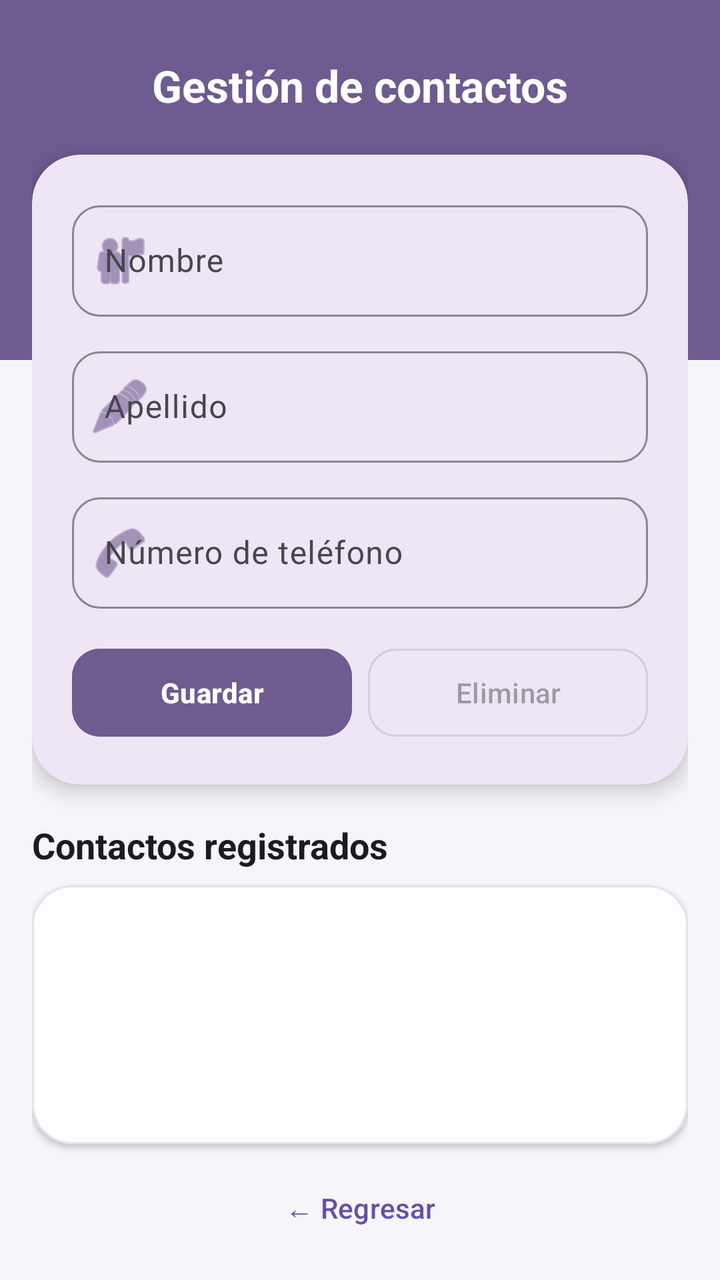
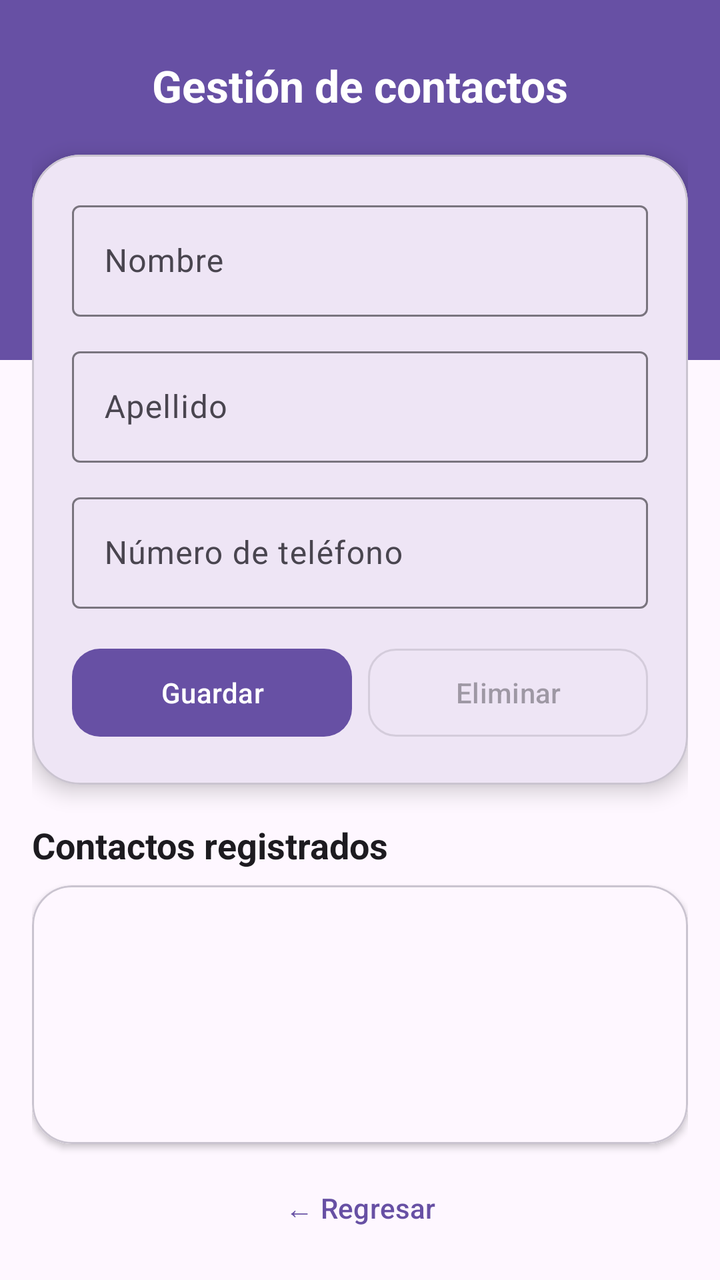

The first picture is an Android layout as it rendered before a commit; the second is the same layout after the commit. The layout source and the unified diff follow.
<!-- AndroidManifest.xml: application theme Theme.Certificacion -->
<!-- res/layout/datos_firebase.xml -->
<?xml version="1.0" encoding="utf-8"?>
<androidx.constraintlayout.widget.ConstraintLayout
    xmlns:android="http://schemas.android.com/apk/res/android"
    xmlns:app="http://schemas.android.com/apk/res-auto"
    android:layout_width="match_parent"
    android:layout_height="match_parent"
    android:background="#F6F5F9">

    
    <View
        android:id="@+id/viewHeader"
        android:layout_width="0dp"
        android:layout_height="180dp"
        android:background="#6E5B8F"
        app:layout_constraintTop_toTopOf="parent"
        app:layout_constraintStart_toStartOf="parent"
        app:layout_constraintEnd_toEndOf="parent" />

    <LinearLayout
        android:layout_width="0dp"
        android:layout_height="0dp"
        android:orientation="vertical"
        android:padding="16dp"
        app:layout_constraintTop_toTopOf="parent"
        app:layout_constraintBottom_toBottomOf="parent"
        app:layout_constraintStart_toStartOf="parent"
        app:layout_constraintEnd_toEndOf="parent">

        
        <TextView
            android:layout_width="match_parent"
            android:layout_height="wrap_content"
            android:text="Gestión de contactos"
            android:textSize="22sp"
            android:textStyle="bold"
            android:textColor="#FFFFFF"
            android:gravity="center"
            android:layout_marginTop="12dp"
            android:layout_marginBottom="20dp" />

        
        <com.google.android.material.card.MaterialCardView
            android:layout_width="match_parent"
            android:layout_height="wrap_content"
            app:cardCornerRadius="24dp"
            app:cardElevation="6dp"
            app:strokeWidth="0dp">

            <LinearLayout
                android:layout_width="match_parent"
                android:layout_height="wrap_content"
                android:orientation="vertical"
                android:padding="20dp">

                
                <com.google.android.material.textfield.TextInputLayout
                    android:layout_width="match_parent"
                    android:layout_height="wrap_content"
                    android:layout_marginBottom="12dp"
                    style="@style/Widget.Material3.TextInputLayout.OutlinedBox"
                    app:boxCornerRadiusTopStart="14dp"
                    app:boxCornerRadiusTopEnd="14dp"
                    app:boxCornerRadiusBottomStart="14dp"
                    app:boxCornerRadiusBottomEnd="14dp"
                    app:boxStrokeColor="#6E5B8F"
                    app:hintTextColor="#6E5B8F"
                    app:startIconDrawable="@android:drawable/ic_menu_myplaces"
                    app:startIconTint="#6E5B8F">

                    <com.google.android.material.textfield.TextInputEditText
                        android:id="@+id/editTextItemName"
                        android:layout_width="match_parent"
                        android:layout_height="wrap_content"
                        android:hint="Nombre"
                        android:inputType="textPersonName"
                        android:singleLine="true" />
                </com.google.android.material.textfield.TextInputLayout>

                
                <com.google.android.material.textfield.TextInputLayout
                    android:layout_width="match_parent"
                    android:layout_height="wrap_content"
                    android:layout_marginBottom="12dp"
                    style="@style/Widget.Material3.TextInputLayout.OutlinedBox"
                    app:boxCornerRadiusTopStart="14dp"
                    app:boxCornerRadiusTopEnd="14dp"
                    app:boxCornerRadiusBottomStart="14dp"
                    app:boxCornerRadiusBottomEnd="14dp"
                    app:boxStrokeColor="#6E5B8F"
                    app:startIconDrawable="@android:drawable/ic_menu_edit"
                    app:startIconTint="#6E5B8F">

                    <com.google.android.material.textfield.TextInputEditText
                        android:id="@+id/editTextDescription"
                        android:layout_width="match_parent"
                        android:layout_height="wrap_content"
                        android:hint="Apellido"
                        android:inputType="textPersonName"
                        android:singleLine="true" />
                </com.google.android.material.textfield.TextInputLayout>

                
                <com.google.android.material.textfield.TextInputLayout
                    android:layout_width="match_parent"
                    android:layout_height="wrap_content"
                    android:layout_marginBottom="16dp"
                    style="@style/Widget.Material3.TextInputLayout.OutlinedBox"
                    app:boxCornerRadiusTopStart="14dp"
                    app:boxCornerRadiusTopEnd="14dp"
                    app:boxCornerRadiusBottomStart="14dp"
                    app:boxCornerRadiusBottomEnd="14dp"
                    app:boxStrokeColor="#6E5B8F"
                    app:startIconDrawable="@android:drawable/ic_menu_call"
                    app:startIconTint="#6E5B8F">

                    <com.google.android.material.textfield.TextInputEditText
                        android:id="@+id/editTextQuantity"
                        android:layout_width="match_parent"
                        android:layout_height="wrap_content"
                        android:hint="Número de teléfono"
                        android:inputType="phone"
                        android:singleLine="true" />
                </com.google.android.material.textfield.TextInputLayout>

                
                <LinearLayout
                    android:layout_width="match_parent"
                    android:layout_height="wrap_content"
                    android:orientation="horizontal"
                    android:weightSum="2">

                    <com.google.android.material.button.MaterialButton
                        android:id="@+id/btnSave"
                        android:layout_width="0dp"
                        android:layout_height="52dp"
                        android:layout_weight="1"
                        android:layout_marginEnd="8dp"
                        android:text="Guardar"
                        android:textAllCaps="false"
                        android:textStyle="bold"
                        app:cornerRadius="14dp"
                        android:backgroundTint="#6E5B8F"
                        style="@style/Widget.Material3.Button" />

                    <com.google.android.material.button.MaterialButton
                        android:id="@+id/btnEliminar"
                        android:layout_width="0dp"
                        android:layout_height="52dp"
                        android:layout_weight="1"
                        android:text="Eliminar"
                        android:textAllCaps="false"
                        android:enabled="false"
                        app:cornerRadius="14dp"
                        style="@style/Widget.Material3.Button.OutlinedButton" />
                </LinearLayout>
            </LinearLayout>
        </com.google.android.material.card.MaterialCardView>

        
        <TextView
            android:layout_width="match_parent"
            android:layout_height="wrap_content"
            android:text="Contactos registrados"
            android:textSize="18sp"
            android:textStyle="bold"
            android:textColor="#1C1B1F"
            android:layout_marginTop="18dp"
            android:layout_marginBottom="8dp" />

        
        <com.google.android.material.card.MaterialCardView
            android:layout_width="match_parent"
            android:layout_height="0dp"
            android:layout_weight="1"
            app:cardCornerRadius="20dp"
            app:cardElevation="2dp"
            app:strokeColor="#E8E0F0"
            app:strokeWidth="1dp">

            <FrameLayout
                android:layout_width="match_parent"
                android:layout_height="match_parent">

                <ListView
                    android:id="@+id/listaContactos"
                    android:layout_width="match_parent"
                    android:layout_height="match_parent"
                    android:divider="#EDE7F6"
                    android:dividerHeight="1dp"
                    android:padding="4dp"
                    android:clipToPadding="false"
                    android:background="@android:color/white"/>

                <TextView
                    android:id="@+id/txtSinContactos"
                    android:layout_width="match_parent"
                    android:layout_height="match_parent"
                    android:text="Todavía no hay contactos registrados."
                    android:textColor="#8A8A8A"
                    android:textSize="15sp"
                    android:gravity="center"
                    android:visibility="gone" />
            </FrameLayout>
        </com.google.android.material.card.MaterialCardView>

        
        <com.google.android.material.button.MaterialButton
            android:id="@+id/btregresar5"
            android:layout_width="wrap_content"
            android:layout_height="40dp"
            android:layout_gravity="center"
            android:layout_marginTop="12dp"
            android:text="← Regresar"
            android:textAllCaps="false"
            app:cornerRadius="20dp"
            style="@style/Widget.Material3.Button.TextButton" />

    </LinearLayout>
</androidx.constraintlayout.widget.ConstraintLayout>
<!-- resources referenced by this layout -->
<resources>
  <style name="Theme.Certificacion" parent="Base.Theme.Certificacion" />
  <style name="Base.Theme.Certificacion" parent="Theme.Material3.DayNight.NoActionBar">
          
          
      </style>
</resources>

<!-- the commit's change to res/layout/datos_firebase.xml (unified diff, before → after) -->
@@ -4,14 +4,13 @@
     xmlns:app="http://schemas.android.com/apk/res-auto"
     android:layout_width="match_parent"
     android:layout_height="match_parent"
-    android:background="#F6F5F9">
+    android:background="?attr/colorSurface">
 
-    
     <View
         android:id="@+id/viewHeader"
         android:layout_width="0dp"
         android:layout_height="180dp"
-        android:background="#6E5B8F"
+        android:background="?attr/colorPrimary"
         app:layout_constraintTop_toTopOf="parent"
         app:layout_constraintStart_toStartOf="parent"
         app:layout_constraintEnd_toEndOf="parent" />
@@ -26,25 +25,22 @@
         app:layout_constraintStart_toStartOf="parent"
         app:layout_constraintEnd_toEndOf="parent">
 
-        
         <TextView
             android:layout_width="match_parent"
             android:layout_height="wrap_content"
             android:text="Gestión de contactos"
             android:textSize="22sp"
             android:textStyle="bold"
-            android:textColor="#FFFFFF"
+            android:textColor="?attr/colorOnPrimary"
             android:gravity="center"
             android:layout_marginTop="12dp"
             android:layout_marginBottom="20dp" />
 
-        
         <com.google.android.material.card.MaterialCardView
             android:layout_width="match_parent"
             android:layout_height="wrap_content"
             app:cardCornerRadius="24dp"
-            app:cardElevation="6dp"
-            app:strokeWidth="0dp">
+            app:cardElevation="6dp">
 
             <LinearLayout
                 android:layout_width="match_parent"
@@ -52,77 +48,46 @@
                 android:orientation="vertical"
                 android:padding="20dp">
 
-                
                 <com.google.android.material.textfield.TextInputLayout
                     android:layout_width="match_parent"
                     android:layout_height="wrap_content"
                     android:layout_marginBottom="12dp"
-                    style="@style/Widget.Material3.TextInputLayout.OutlinedBox"
-                    app:boxCornerRadiusTopStart="14dp"
-                    app:boxCornerRadiusTopEnd="14dp"
-                    app:boxCornerRadiusBottomStart="14dp"
-                    app:boxCornerRadiusBottomEnd="14dp"
-                    app:boxStrokeColor="#6E5B8F"
-                    app:hintTextColor="#6E5B8F"
-                    app:startIconDrawable="@android:drawable/ic_menu_myplaces"
-                    app:startIconTint="#6E5B8F">
+                    style="@style/Widget.Material3.TextInputLayout.OutlinedBox">
 
                     <com.google.android.material.textfield.TextInputEditText
                         android:id="@+id/editTextItemName"
                         android:layout_width="match_parent"
                         android:layout_height="wrap_content"
-                        android:hint="Nombre"
-                        android:inputType="textPersonName"
-                        android:singleLine="true" />
+                        android:hint="Nombre" />
                 </com.google.android.material.textfield.TextInputLayout>
 
-                
                 <com.google.android.material.textfield.TextInputLayout
                     android:layout_width="match_parent"
                     android:layout_height="wrap_content"
                     android:layout_marginBottom="12dp"
-                    style="@style/Widget.Material3.TextInputLayout.OutlinedBox"
-                    app:boxCornerRadiusTopStart="14dp"
-                    app:boxCornerRadiusTopEnd="14dp"
-                    app:boxCornerRadiusBottomStart="14dp"
-                    app:boxCornerRadiusBottomEnd="14dp"
-                    app:boxStrokeColor="#6E5B8F"
-                    app:startIconDrawable="@android:drawable/ic_menu_edit"
-                    app:startIconTint="#6E5B8F">
+                    style="@style/Widget.Material3.TextInputLayout.OutlinedBox">
 
                     <com.google.android.material.textfield.TextInputEditText
                         android:id="@+id/editTextDescription"
                         android:layout_width="match_parent"
                         android:layout_height="wrap_content"
-                        android:hint="Apellido"
-                        android:inputType="textPersonName"
-                        android:singleLine="true" />
+                        android:hint="Apellido" />
                 </com.google.android.material.textfield.TextInputLayout>
 
-                
                 <com.google.android.material.textfield.TextInputLayout
                     android:layout_width="match_parent"
                     android:layout_height="wrap_content"
                     android:layout_marginBottom="16dp"
-                    style="@style/Widget.Material3.TextInputLayout.OutlinedBox"
-                    app:boxCornerRadiusTopStart="14dp"
-                    app:boxCornerRadiusTopEnd="14dp"
-                    app:boxCornerRadiusBottomStart="14dp"
-                    app:boxCornerRadiusBottomEnd="14dp"
-                    app:boxStrokeColor="#6E5B8F"
-                    app:startIconDrawable="@android:drawable/ic_menu_call"
-                    app:startIconTint="#6E5B8F">
+                    style="@style/Widget.Material3.TextInputLayout.OutlinedBox">
 
                     <com.google.android.material.textfield.TextInputEditText
                         android:id="@+id/editTextQuantity"
                         android:layout_width="match_parent"
                         android:layout_height="wrap_content"
                         android:hint="Número de teléfono"
-                        android:inputType="phone"
-                        android:singleLine="true" />
+                        android:inputType="phone" />
                 </com.google.android.material.textfield.TextInputLayout>
 
-                
                 <LinearLayout
                     android:layout_width="match_parent"
                     android:layout_height="wrap_content"
@@ -136,10 +101,7 @@
                         android:layout_weight="1"
                         android:layout_marginEnd="8dp"
                         android:text="Guardar"
-                        android:textAllCaps="false"
-                        android:textStyle="bold"
                         app:cornerRadius="14dp"
-                        android:backgroundTint="#6E5B8F"
                         style="@style/Widget.Material3.Button" />
 
                     <com.google.android.material.button.MaterialButton
@@ -148,7 +110,6 @@
                         android:layout_height="52dp"
                         android:layout_weight="1"
                         android:text="Eliminar"
-                        android:textAllCaps="false"
                         android:enabled="false"
                         app:cornerRadius="14dp"
                         style="@style/Widget.Material3.Button.OutlinedButton" />
@@ -156,25 +117,23 @@
             </LinearLayout>
         </com.google.android.material.card.MaterialCardView>
 
-        
         <TextView
             android:layout_width="match_parent"
             android:layout_height="wrap_content"
             android:text="Contactos registrados"
             android:textSize="18sp"
             android:textStyle="bold"
-            android:textColor="#1C1B1F"
+            android:textColor="?attr/colorOnSurface"
             android:layout_marginTop="18dp"
             android:layout_marginBottom="8dp" />
 
-        
         <com.google.android.material.card.MaterialCardView
             android:layout_width="match_parent"
             android:layout_height="0dp"
             android:layout_weight="1"
             app:cardCornerRadius="20dp"
             app:cardElevation="2dp"
-            app:strokeColor="#E8E0F0"
+            app:strokeColor="?attr/colorOutlineVariant"
             app:strokeWidth="1dp">
 
             <FrameLayout
@@ -185,25 +144,22 @@
                     android:id="@+id/listaContactos"
                     android:layout_width="match_parent"
                     android:layout_height="match_parent"
-                    android:divider="#EDE7F6"
+                    android:divider="?attr/colorOutlineVariant"
                     android:dividerHeight="1dp"
                     android:padding="4dp"
-                    android:clipToPadding="false"
-                    android:background="@android:color/white"/>
+                    android:background="?attr/colorSurface"/>
 
                 <TextView
                     android:id="@+id/txtSinContactos"
                     android:layout_width="match_parent"
                     android:layout_height="match_parent"
                     android:text="Todavía no hay contactos registrados."
-                    android:textColor="#8A8A8A"
-                    android:textSize="15sp"
+                    android:textColor="?attr/colorOnSurfaceVariant"
                     android:gravity="center"
                     android:visibility="gone" />
             </FrameLayout>
         </com.google.android.material.card.MaterialCardView>
 
-        
         <com.google.android.material.button.MaterialButton
             android:id="@+id/btregresar5"
             android:layout_width="wrap_content"
@@ -211,9 +167,7 @@
             android:layout_gravity="center"
             android:layout_marginTop="12dp"
             android:text="← Regresar"
-            android:textAllCaps="false"
             app:cornerRadius="20dp"
             style="@style/Widget.Material3.Button.TextButton" />
-
     </LinearLayout>
 </androidx.constraintlayout.widget.ConstraintLayout>
